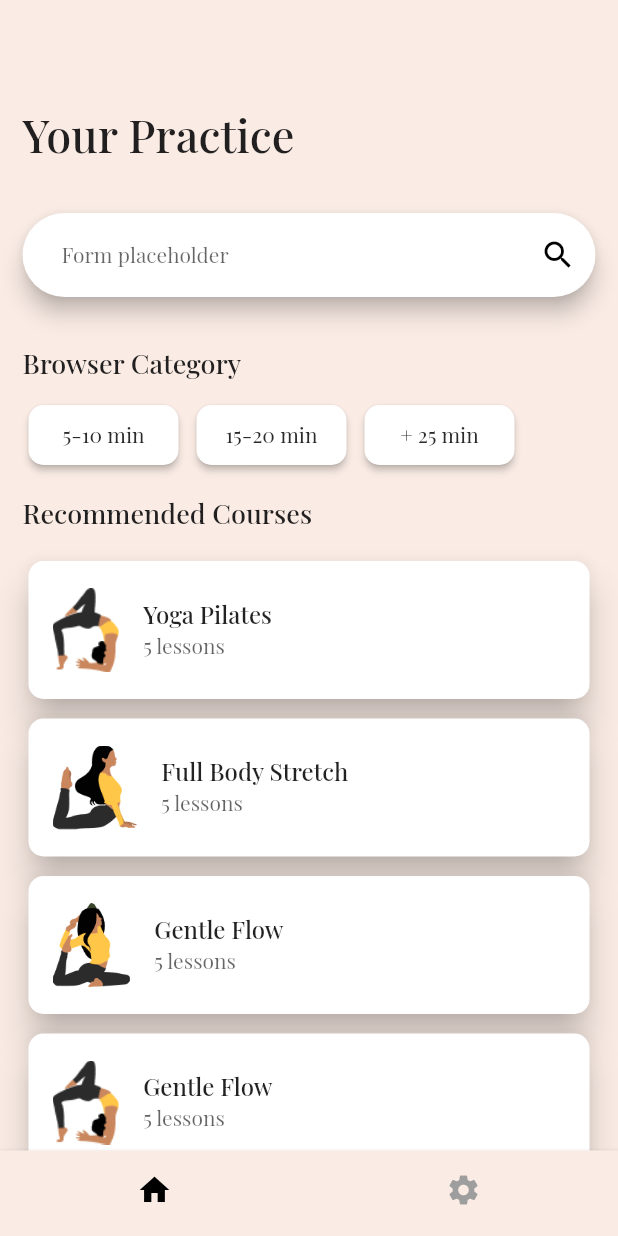
After one commit to eminowam/yoga_app_flutter, a Flutter app: the screen it shows after launch, on a phone screen of 412 x 824 dp. The commit adds this screen. Run offline on Flutter 3.47's test engine with Material 2 defaults, Android fonts, the light colour scheme and no system bars.

Commit message:
Last changes

```diff
--- a/lib/screen/main/main_page.dart
+++ b/lib/screen/main/main_page.dart
@@ -1,6 +1,8 @@
 import 'package:flutter/cupertino.dart';
 import 'package:flutter/material.dart';
 import 'package:yoga_ui/screen/details/detail_page.dart';
+import 'package:yoga_ui/screen/main/pages/page_one.dart';
+import 'package:yoga_ui/screen/settings/settings.dart';
 
 import '../../color/color.dart';
 import '../../widget/main/card.dart';
@@ -15,7 +17,8 @@ class HomePage extends StatefulWidget {
 }
 
 class _HomePageState extends State<HomePage> {
-  int _currentIndex=0;
+  int _currentIndex = 0;
+
   @override
   Widget build(BuildContext context) {
     return Scaffold(
@@ -32,85 +35,28 @@ class _HomePageState extends State<HomePage> {
             BottomNavigationBarItem(
                 icon: Icon(Icons.home),
                 // backgroundColor: Colors.black,
-              label: 'Home'
-          ),
+                label: 'Home'),
             BottomNavigationBarItem(
                 icon: Icon(Icons.settings),
                 // backgroundColor: Colors.black,
-              label: 'Settings'
-          ),
+                label: 'Settings'),
           ],
-        onTap: (index){
+          onTap: (index) {
             setState(() {
-            _currentIndex=index;
+              _currentIndex = index;
             });
           },
         ),
-      body: SingleChildScrollView(
-        scrollDirection: Axis.vertical,
-        child: Padding(
-          padding: const EdgeInsets.only(right: 15, left: 15, top: 70),
-          child: Column(
-            crossAxisAlignment: CrossAxisAlignment.start,
-            children: [
-              TextSearch(),
-              SizedBox(
-                height: 32,
-              ),
-              CategoriesState(),
-              SizedBox(
-                height: 20,
-              ),
-              const Text(
-                "Recommended Courses",
-                style: TextStyle(fontSize: 18, fontWeight: FontWeight.w500),
-              ),
-              const SizedBox(
-                height: 16,
-              ),
-              YogaCards(
-                title: "Yoga Pilates",
-                subTitle: "5 lessons",
-                  image: 'assets/yoga.png',
-                onPressed: () {
-                  Navigator.push(context,
-                      CupertinoPageRoute(builder: (_) => DetailsScreen()));
+        body: Builder(
+          builder: (context) {
+            if (_currentIndex == 0) {
+              return PageOne();
+            } else if (_currentIndex == 1) {
+              return SettingsScreen();
+            }
+
+            return SizedBox();
           },
-              ),
-              SizedBox(height: 5,),
-              YogaCards(
-                title: "Full Body Stretch",
-                subTitle: "5 lessons",
-                image: 'assets/yoga2.png',
-                onPressed: () {
-                  Navigator.push(context,
-                      CupertinoPageRoute(builder: (_) => DetailsScreen()));
-                },
-              ),
-              SizedBox(height: 5,),
-              YogaCards(
-                title: "Gentle Flow",
-                subTitle: "5 lessons",
-                image: 'assets/yoga3.png',
-                onPressed: () {
-                  Navigator.push(context,
-                      CupertinoPageRoute(builder: (_) => DetailsScreen()));
-                },
-              ),
-              SizedBox(height: 5,),
-              YogaCards(
-                title: "Gentle Flow",
-                subTitle: "5 lessons",
-                image: 'assets/yoga.png',
-                onPressed: () {
-                  Navigator.push(context,
-                      CupertinoPageRoute(builder: (_) => DetailsScreen()));
-                },
-              ),
-            ],
-          ),
-        ),
-      ),
-    );
+        ));
   }
 }
--- /dev/null
+++ b/lib/screen/main/pages/page_one.dart
@@ -0,0 +1,79 @@
+import 'package:flutter/cupertino.dart';
+import 'package:flutter/material.dart';
+import 'package:yoga_ui/screen/details/detail_page.dart';
+import 'package:yoga_ui/widget/main/card.dart';
+import 'package:yoga_ui/widget/main/category/categories.dart';
+import 'package:yoga_ui/widget/main/text_search.dart';
+
+class PageOne extends StatelessWidget {
+  const PageOne({super.key});
+
+  @override
+  Widget build(BuildContext context) {
+    return SingleChildScrollView(
+      scrollDirection: Axis.vertical,
+      child: Padding(
+        padding: const EdgeInsets.only(right: 15, left: 15, top: 70),
+        child: Column(
+          crossAxisAlignment: CrossAxisAlignment.start,
+          children: [
+            TextSearch(),
+            SizedBox(
+              height: 32,
+            ),
+            CategoriesState(),
+            SizedBox(
+              height: 20,
+            ),
+            const Text(
+              "Recommended Courses",
+              style: TextStyle(fontSize: 18, fontWeight: FontWeight.w500),
+            ),
+            const SizedBox(
+              height: 16,
+            ),
+            YogaCards(
+              title: "Yoga Pilates",
+              subTitle: "5 lessons",
+              image: 'assets/yoga.png',
+              onPressed: () {
+                Navigator.push(context,
+                    CupertinoPageRoute(builder: (_) => DetailsScreen()));
+              },
+            ),
+            SizedBox(height: 5,),
+            YogaCards(
+              title: "Full Body Stretch",
+              subTitle: "5 lessons",
+              image: 'assets/yoga2.png',
+              onPressed: () {
+                Navigator.push(context,
+                    CupertinoPageRoute(builder: (_) => DetailsScreen()));
+              },
+            ),
+            SizedBox(height: 5,),
+            YogaCards(
+              title: "Gentle Flow",
+              subTitle: "5 lessons",
+              image: 'assets/yoga3.png',
+              onPressed: () {
+                Navigator.push(context,
+                    CupertinoPageRoute(builder: (_) => DetailsScreen()));
+              },
+            ),
+            SizedBox(height: 5,),
+            YogaCards(
+              title: "Gentle Flow",
+              subTitle: "5 lessons",
+              image: 'assets/yoga.png',
+              onPressed: () {
+                Navigator.push(context,
+                    CupertinoPageRoute(builder: (_) => DetailsScreen()));
+              },
+            ),
+          ],
+        ),
+      ),
+    );
+  }
+}
--- a/lib/widget/main/category/categories_button.dart
+++ b/lib/widget/main/category/categories_button.dart
@@ -24,7 +24,6 @@ class CategoriesButton extends StatelessWidget {
                       borderRadius: BorderRadius.circular(10)),
                   backgroundColor: Colors.white),
               onPressed: () {
-                Navigator.push(context, CupertinoPageRoute(builder: (_) => SettingsScreen()));
               },
               child: Text(text,
                 style: TextStyle(
```
Lines whose indentation alone changed are shown as unchanged.
